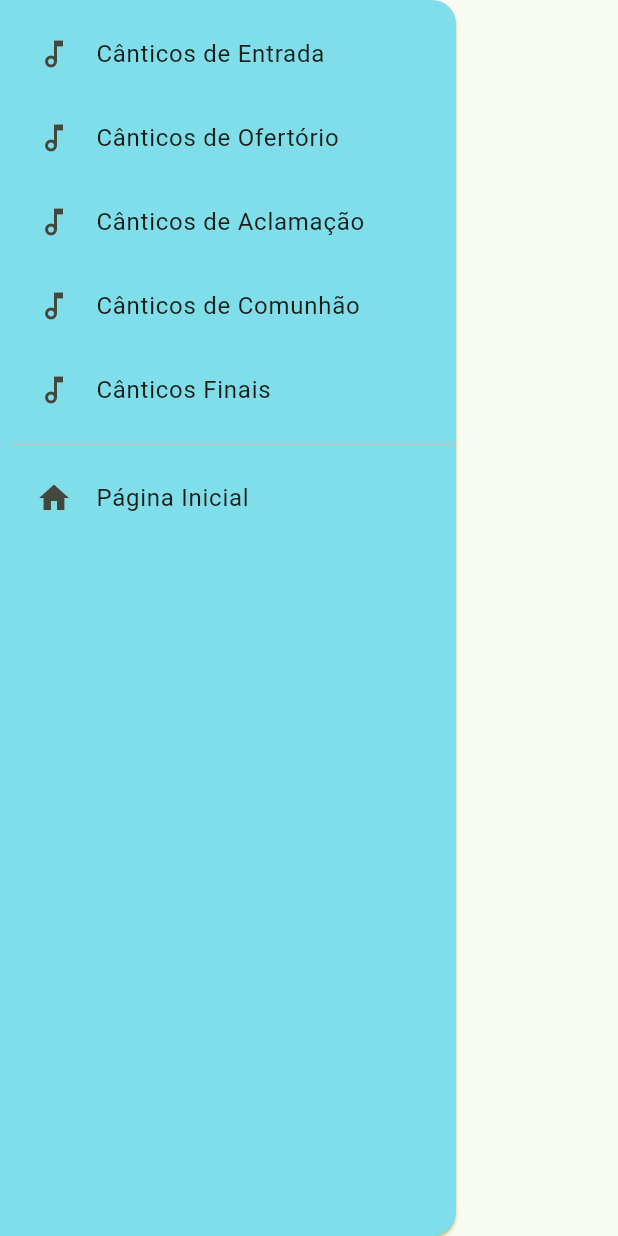
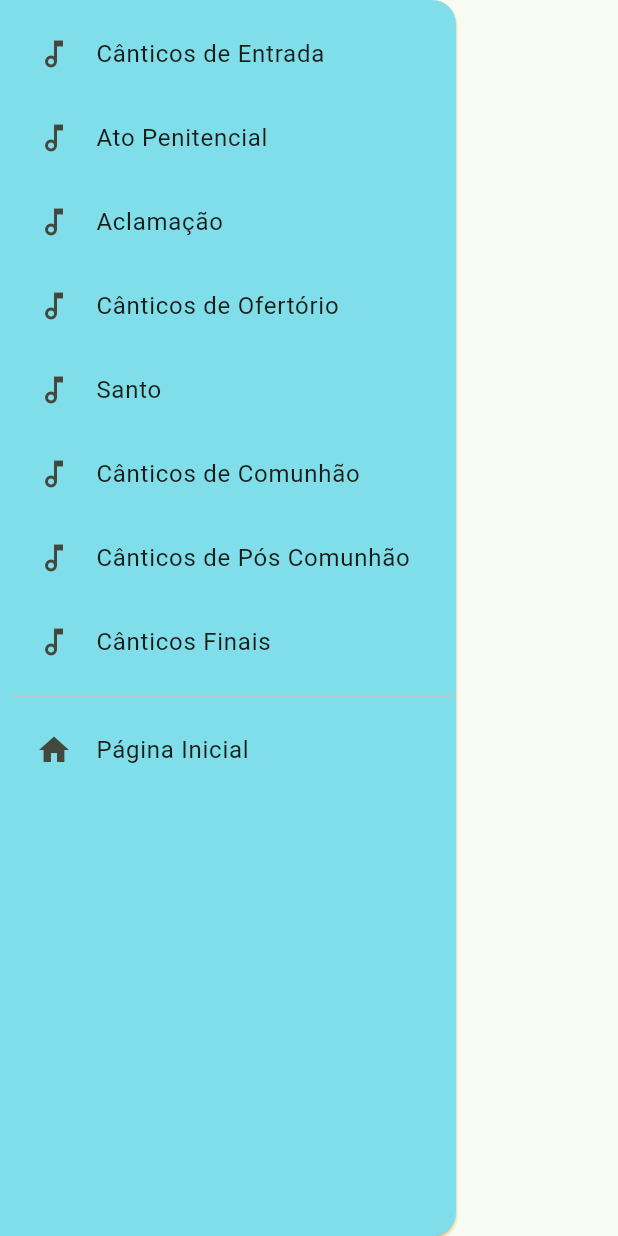
Before and after one commit to ddiasguto/mliturgica, a Flutter app: the MyDrawer widget shown alone on an empty page, opened directly, on a phone screen of 412 x 824 dp. Run offline on Flutter 3.47's test engine with Material 2 defaults, Android fonts, the phone set to English and light mode, and no system bars; our stand-ins replace text_scroll.

Commit message:
drawer and bottom sheet categories updated

```diff
--- a/lib/widgets/my_drawer.dart
+++ b/lib/widgets/my_drawer.dart
@@ -23,6 +23,20 @@ class MyDrawer extends StatelessWidget {
               }),
           ListTile(
               leading: const Icon(Icons.music_note_outlined),
+              title: const Text('Ato Penitencial'),
+              onTap: () {
+                maestro.setLocalList('Ato Penitencial');
+                Navigator.pop(context);
+              }),
+          ListTile(
+              leading: const Icon(Icons.music_note_outlined),
+              title: const Text('Aclamação'),
+              onTap: () {
+                maestro.setLocalList('Aclamação');
+                Navigator.pop(context);
+              }),
+          ListTile(
+              leading: const Icon(Icons.music_note_outlined),
               title: const Text('Cânticos de Ofertório'),
               onTap: () {
                 maestro.setLocalList('Ofertório');
@@ -30,9 +44,9 @@ class MyDrawer extends StatelessWidget {
               }),
           ListTile(
               leading: const Icon(Icons.music_note_outlined),
-              title: const Text('Cânticos de Aclamação'),
+              title: const Text('Santo'),
               onTap: () {
-                maestro.setLocalList('Aclamação');
+                maestro.setLocalList('Santo');
                 Navigator.pop(context);
               }),
           ListTile(
@@ -44,9 +58,16 @@ class MyDrawer extends StatelessWidget {
               }),
           ListTile(
               leading: const Icon(Icons.music_note_outlined),
+              title: const Text('Cânticos de Pós Comunhão'),
+              onTap: () {
+                maestro.setLocalList('Pós Comunhão');
+                Navigator.pop(context);
+              }),
+          ListTile(
+              leading: const Icon(Icons.music_note_outlined),
               title: const Text('Cânticos Finais'),
               onTap: () {
-                maestro.setLocalList('Final');
+                maestro.setLocalList('Encerramento');
                 Navigator.pop(context);
               }),
           Divider(),
@@ -54,7 +75,6 @@ class MyDrawer extends StatelessWidget {
               leading: const Icon(Icons.home),
               title: const Text('Página Inicial'),
               onTap: () {
-                maestro.setLocalList('Final');
                 Navigator.pop(context);
                 Navigator.pop(context);
               }),
```
Also changed, not shown: lib/widgets/bottom_sheet.dart (+21 -3 lines).
